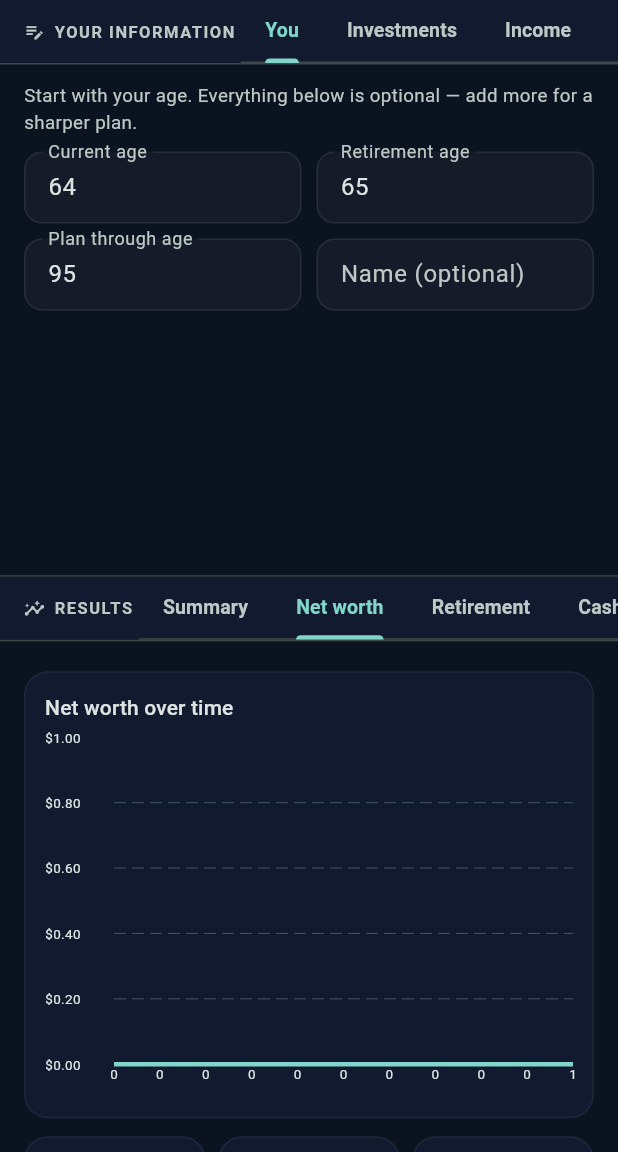
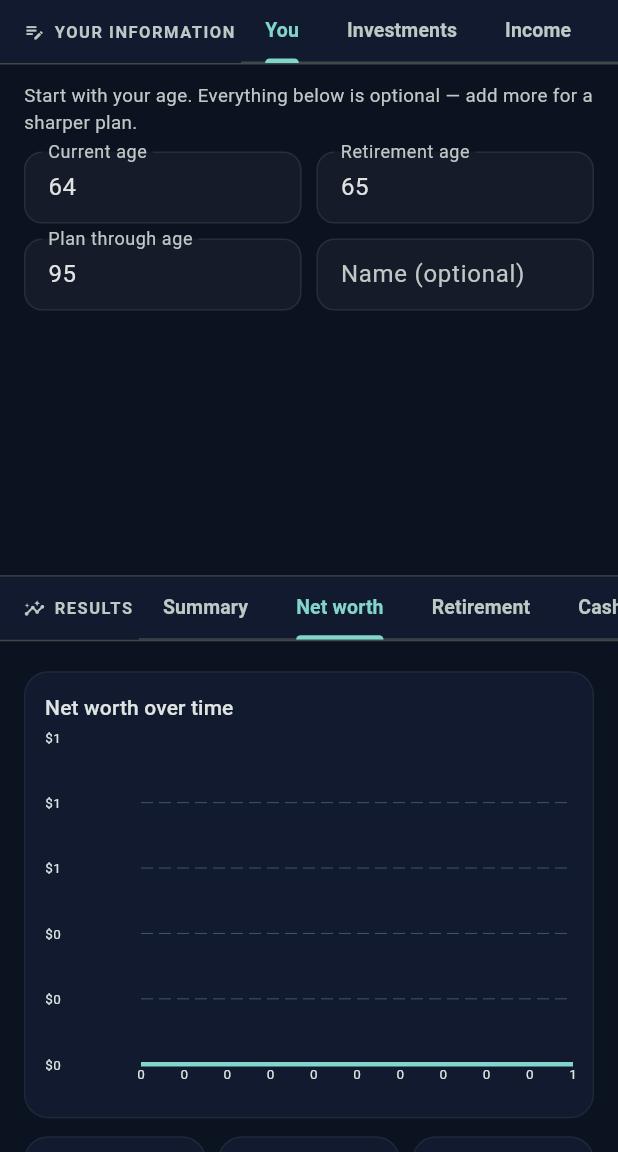
Before and after one commit to Bobs-Dev-Attic/Wealthy, a Flutter app: the screen it shows once a user with an empty profile is signed in, tab 5 chosen, on a phone screen of 412 x 824 dp, the part 84-1236 px from its top. Run offline on Flutter 3.47's test engine with Material 3 defaults, Android fonts, the phone set to English and light mode, and no system bars; drawn by our look-alikes of fl_chart; our stand-ins replace flutter_riverpod, go_router, qr_flutter, shared_preferences, supabase_flutter; missing offline and left inert: mobile_scanner; accounts and stored records are empty.

Commit message:
Show full dollar amounts on chart axes
Chart Y-axis labels used a compact format ($1.2M). Switch to full currency with
comma grouping rounded to whole dollars ($1,200,000) and widen the label gutter
to fit. Applies to the Monte Carlo bands, net worth, taxes, RMD and healthcare
charts.

Co-Authored-By: Claude Opus 4.8 <noreply@anthropic.com>
Claude-Session: https://claude.ai/code/session_018xKGDew6xYs3piMjpbgCt5

```diff
--- a/lib/screens/planner/result_tabs.dart
+++ b/lib/screens/planner/result_tabs.dart
@@ -312,8 +312,8 @@ class _SimpleLine extends StatelessWidget {
         leftTitles: AxisTitles(
           sideTitles: SideTitles(
               showTitles: true,
-              reservedSize: 44,
-              getTitlesWidget: (v, _) => Text(moneyCompact(v), style: const TextStyle(fontSize: 9))),
+              reservedSize: 64,
+              getTitlesWidget: (v, _) => Text(money(v), style: const TextStyle(fontSize: 9))),
         ),
         bottomTitles: AxisTitles(
           sideTitles: SideTitles(
--- a/lib/widgets/result_widgets.dart
+++ b/lib/widgets/result_widgets.dart
@@ -180,9 +180,9 @@ FlTitlesData _titles(double maxY) => FlTitlesData(
       leftTitles: AxisTitles(
         sideTitles: SideTitles(
           showTitles: true,
-          reservedSize: 46,
+          reservedSize: 64,
           getTitlesWidget: (v, _) =>
-              Text(moneyCompact(v), style: const TextStyle(fontSize: 9)),
+              Text(money(v), style: const TextStyle(fontSize: 9)),
         ),
       ),
       bottomTitles: AxisTitles(
```
